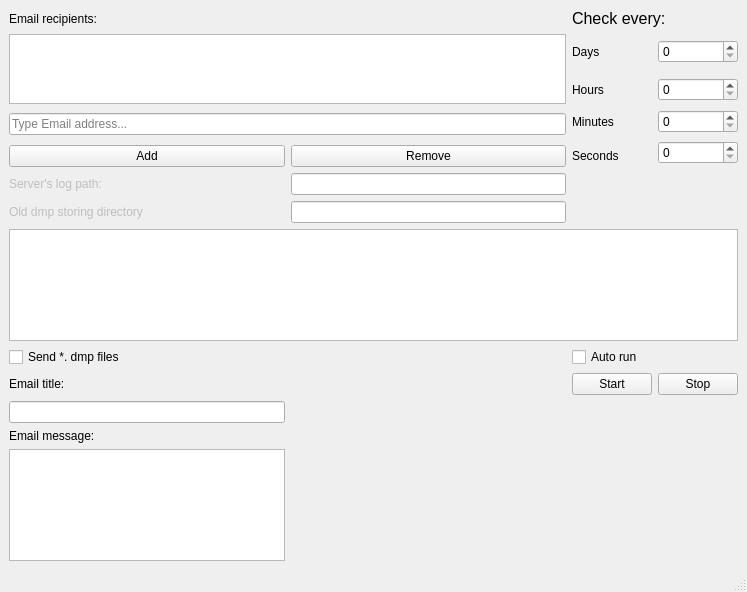
This is dump_checker.ui in Marti112/DumpChecker as Qt 5 draws it before an edit. The edited form follows.
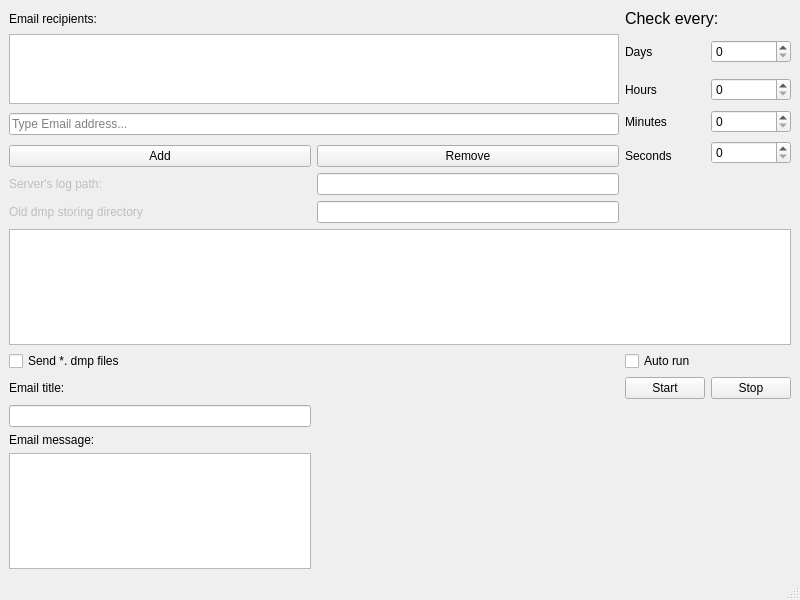
This is the edited form.

```diff
--- a/dump_checker.ui
+++ b/dump_checker.ui
@@ -6,8 +6,8 @@
    <rect>
     <x>0</x>
     <y>0</y>
-    <width>747</width>
-    <height>592</height>
+    <width>800</width>
+    <height>600</height>
    </rect>
   </property>
   <property name="windowTitle">
```
Left out of the diff: 2 changed lines with no effect on the pictures.
